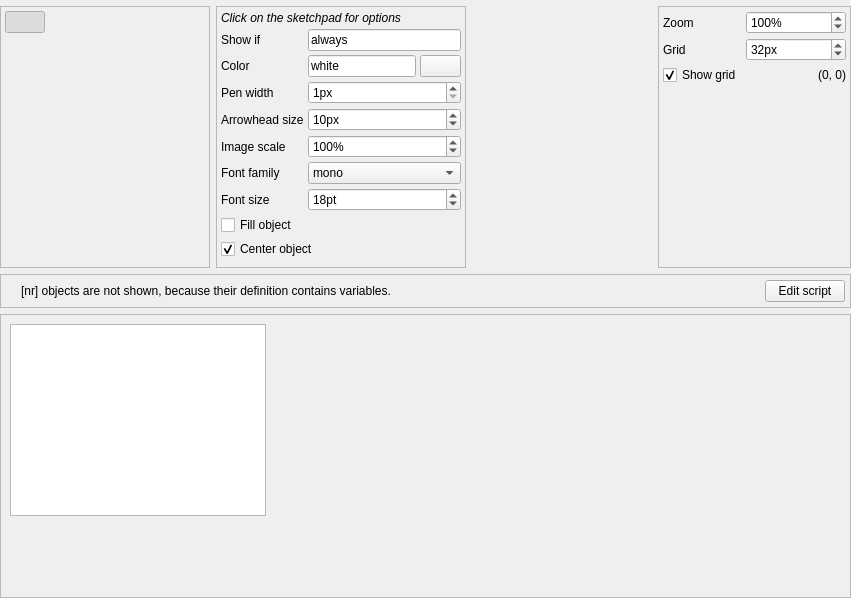
Old version of the form resources/ui/sketchpad_widget.ui in the repository open-cogsci/OpenSesame.
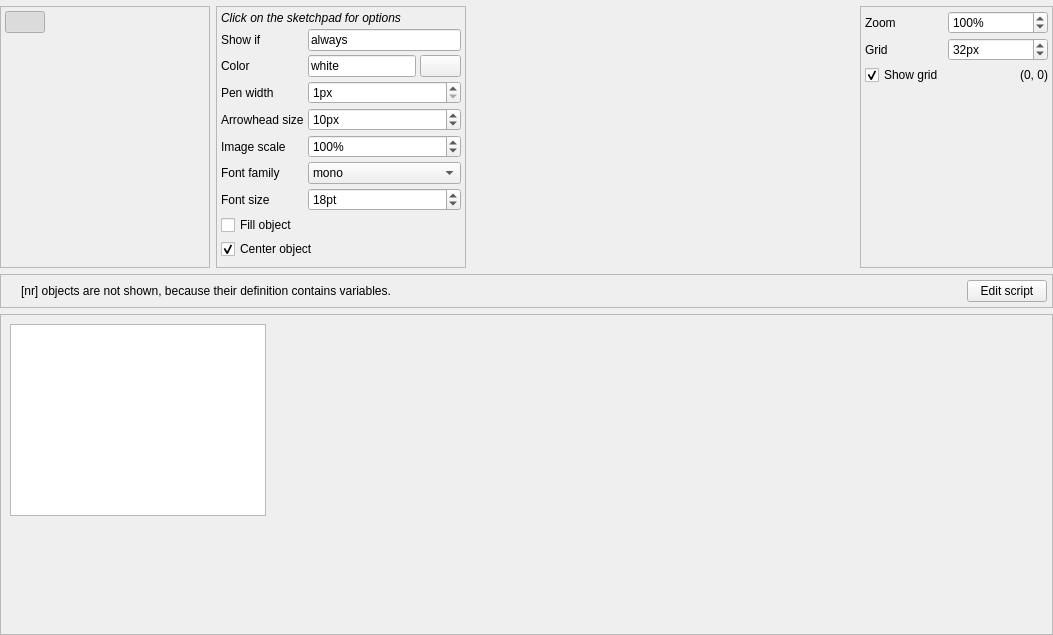
New version of the form. Icons and pictures are not drawn.

Commit message: Fix sketchpad widget to deal with funky image formats (also #76)

```diff
--- a/resources/ui/sketchpad_widget.ui
+++ b/resources/ui/sketchpad_widget.ui
@@ -6,8 +6,8 @@
    <rect>
     <x>0</x>
     <y>0</y>
-    <width>851</width>
-    <height>598</height>
+    <width>1053</width>
+    <height>635</height>
    </rect>
   </property>
   <property name="windowTitle">
@@ -768,6 +768,12 @@
                  <property name="text">
                   <string>[nr] objects are not shown, because their definition contains variables.</string>
                  </property>
+                 <property name="wordWrap">
+                  <bool>true</bool>
+                 </property>
+                 <property name="openExternalLinks">
+                  <bool>true</bool>
+                 </property>
                 </widget>
                </item>
                <item>
@@ -803,8 +809,8 @@
                 <rect>
                  <x>0</x>
                  <y>0</y>
-                 <width>849</width>
-                 <height>238</height>
+                 <width>1051</width>
+                 <height>266</height>
                 </rect>
                </property>
                <layout class="QVBoxLayout" name="verticalLayout_5">
```
Left out of the diff: 2 changed lines with no effect on the pictures. The commit also changes 21 other files.
